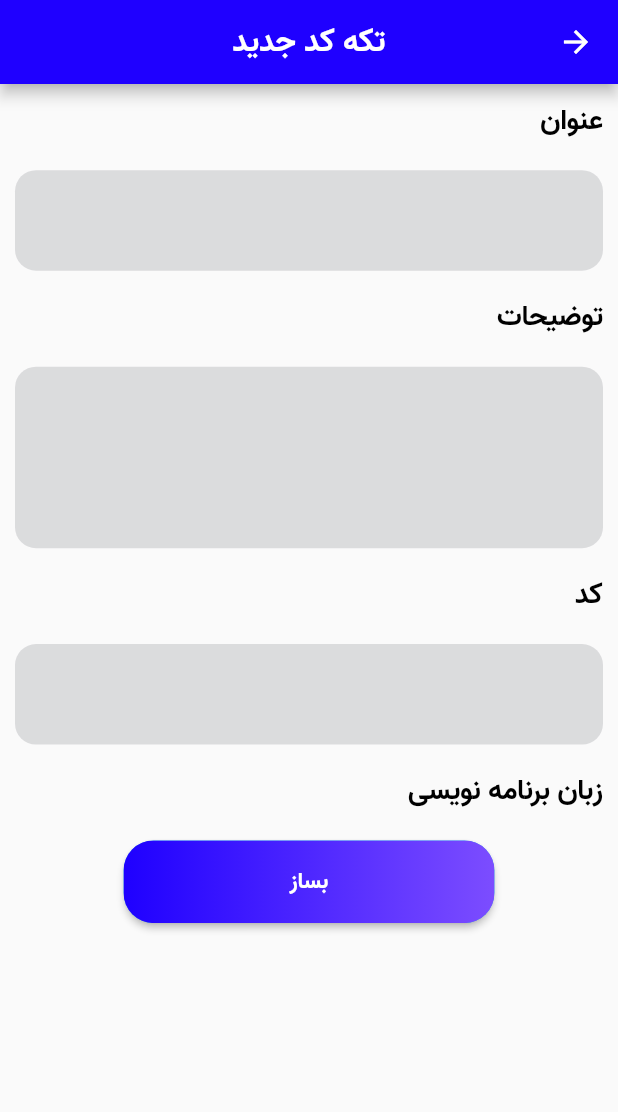
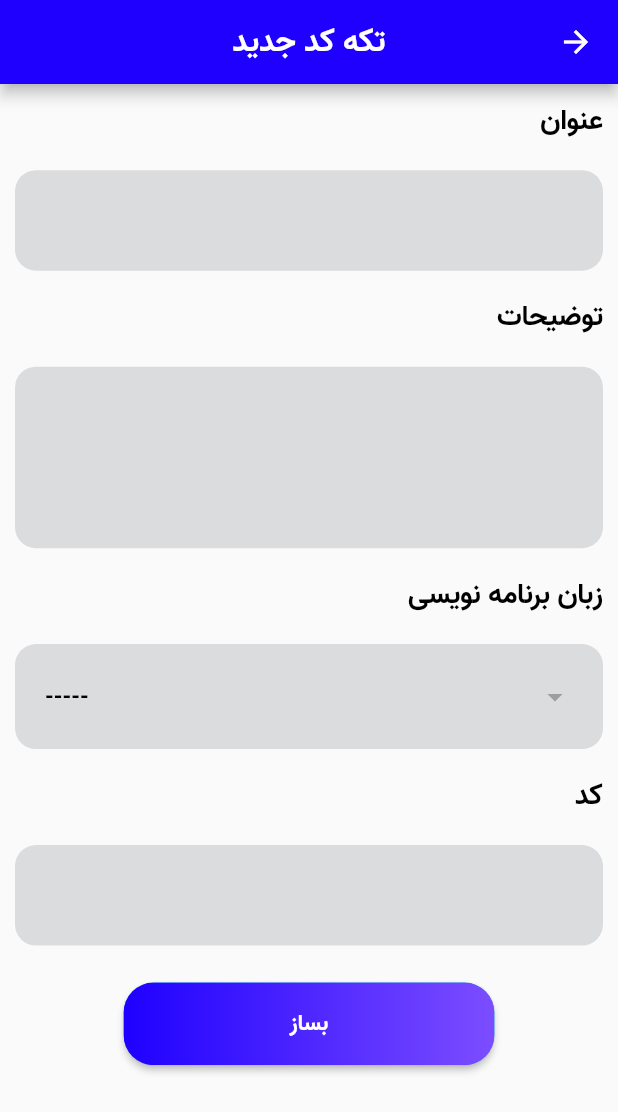
Before and after one commit to codehub-ir/codehub-mobile, a Flutter app: the NewSnippetScreen screen opened directly, on a phone screen of 412 x 824 dp. Shown: the top 1112 px of the screen. Run offline on Flutter 3.47's test engine with Material 2 defaults, Android fonts, the phone set to English and light mode, and no system bars; our stand-ins replace equatable, introduction_screen.

Commit message:
languages drop down completed

```diff
--- /dev/null
+++ b/lib/screens/new_snippet/model/snippet_lang_model.dart
@@ -0,0 +1,11 @@
+import 'package:equatable/equatable.dart';
+
+class SnippetLangModel extends Equatable {
+  final String name;
+  final String value;
+
+  SnippetLangModel({required this.name, required this.value});
+
+  @override
+  List<Object?> get props => [name, value];
+}
--- a/lib/screens/new_snippet/ui/new_snippet_screen.dart
+++ b/lib/screens/new_snippet/ui/new_snippet_screen.dart
@@ -1,8 +1,8 @@
-import 'package:awesome_dropdown/awesome_dropdown.dart';
 import 'package:codehub/constant/app_colors/app_colors.dart';
 import 'package:codehub/constant/app_strings/app_strings.dart';
 import 'package:codehub/constant/app_styles.dart';
 import 'package:codehub/global_widgets/custom_gradient_button/custom_gradient_button.dart';
+import 'package:codehub/screens/new_snippet/model/snippet_lang_model.dart';
 import 'package:codehub/utils/size_config/size_config.dart';
 import 'package:flutter/material.dart';
 
@@ -14,6 +14,42 @@ class NewSnippetScreen extends StatefulWidget {
 }
 
 class _NewSnippetScreenState extends State<NewSnippetScreen> {
+  SnippetLangModel selectedItem =
+      SnippetLangModel(name: "-----", value: "-----");
+
+  final List<SnippetLangModel> languagesModel = [
+    SnippetLangModel(name: "-----", value: "-----"),
+    SnippetLangModel(name: "Arduino", value: "arduino"),
+    SnippetLangModel(name: "Bash", value: "bash"),
+    SnippetLangModel(name: "C", value: "c"),
+    SnippetLangModel(name: "C++", value: "cpp"),
+    SnippetLangModel(name: "C#", value: "csharp"),
+    SnippetLangModel(name: "Css", value: "css"),
+    SnippetLangModel(name: "Dart", value: "dart"),
+    SnippetLangModel(name: "Docker", value: "docker"),
+    SnippetLangModel(name: "Go", value: "go"),
+    SnippetLangModel(name: "Html", value: "html"),
+    SnippetLangModel(name: "Java", value: "java"),
+    SnippetLangModel(name: "Js", value: "js"),
+    SnippetLangModel(name: "Json", value: "json"),
+    SnippetLangModel(name: "Lua", value: "lua"),
+    SnippetLangModel(name: "Markdown", value: "md"),
+    SnippetLangModel(name: "MySql", value: "mysql"),
+    SnippetLangModel(name: "Php", value: "php"),
+    SnippetLangModel(name: "Python", value: "python"),
+    SnippetLangModel(name: "Ruby", value: "rb"),
+  ];
+
+  @override
+  void initState() {
+    super.initState();
+  }
+
+  @override
+  void dispose() {
+    super.dispose();
+  }
+
   sizedBox(h) => SizedBox(
         height: h,
       );
@@ -73,6 +109,50 @@ class _NewSnippetScreenState extends State<NewSnippetScreen> {
               ),
               sizedBox(SizeConfig.heightMultiplier * 2),
               Text(
+                snippetLangTitle,
+                style: bodyBoldStyle,
+              ),
+              sizedBox(SizeConfig.heightMultiplier * 2),
+              Directionality(
+                textDirection: TextDirection.ltr,
+                child: Container(
+                  decoration: BoxDecoration(
+                    color: textGrey.withOpacity(.3),
+                    borderRadius: BorderRadius.circular(14.0),
+                  ),
+                  child: Container(
+                    padding: EdgeInsets.all(20),
+                    width: SizeConfig.widthMultiplier * 100,
+                    height: 70,
+                    child: Center(
+                      child: DropdownButton<SnippetLangModel>(
+                        isExpanded: true,
+                        style: underlineBoldStyle,
+                        menuMaxHeight: SizeConfig.heightMultiplier * 50,
+                        value: selectedItem,
+                        icon: Icon(
+                          Icons.arrow_drop_down,
+                          color: Colors.grey,
+                        ),
+                        underline: Container(),
+                        items: languagesModel.map((e) {
+                          return DropdownMenuItem<SnippetLangModel>(
+                            value: e,
+                            child: Text(e.name),
+                          );
+                        }).toList(),
+                        onChanged: (value) {
+                          setState(() {
+                            selectedItem = value!;
+                          });
+                        },
+                      ),
+                    ),
+                  ),
+                ),
+              ),
+              sizedBox(SizeConfig.heightMultiplier * 2),
+              Text(
                 snippetCodeTitle,
                 style: bodyBoldStyle,
               ),
@@ -95,31 +175,7 @@ class _NewSnippetScreenState extends State<NewSnippetScreen> {
                   ),
                 ),
               ),
-              sizedBox(SizeConfig.heightMultiplier * 2),
-              Text(
-                snippetLangTitle,
-                style: bodyBoldStyle,
-              ),
-              // AwesomeDropDown(
-              //   isPanDown: _isPanDown,
-              //   dropDownList: _list,
-              //   dropDownIcon: Icon(
-              //     Icons.arrow_drop_down,
-              //     color: Colors.grey,
-              //     size: 23,
-              //   ),
-              //   selectedItem: _selectedItem,
-              //   onDropDownItemClick: (selectedItem) {
-              //     _selectedItem = selectedItem;
-              //   },
-              //   dropStateChanged: (isOpened) {
-              //     _isDropDownOpened = isOpened;
-              //     if (!isOpened) {
-              //       _isBackPressedOrTouchedOutSide = false;
-              //     }
-              //   },
-              // ),
-              sizedBox(SizeConfig.heightMultiplier * 2),
+              sizedBox(SizeConfig.heightMultiplier * 3),
               Center(
                 child: CustomGradientButton(
                   onPressed: () {},
--- a/pubspec.yaml
+++ b/pubspec.yaml
@@ -20,7 +20,7 @@ dependencies:
   dio: ^4.0.4
   introduction_screen: ^2.1.0
   flutter_launcher_icons: ^0.9.2
-  awesome_dropdown: ^0.0.4
+  equatable:
 
 dev_dependencies:
   flutter_test:
```
Also changed, not shown: pubspec.lock.
